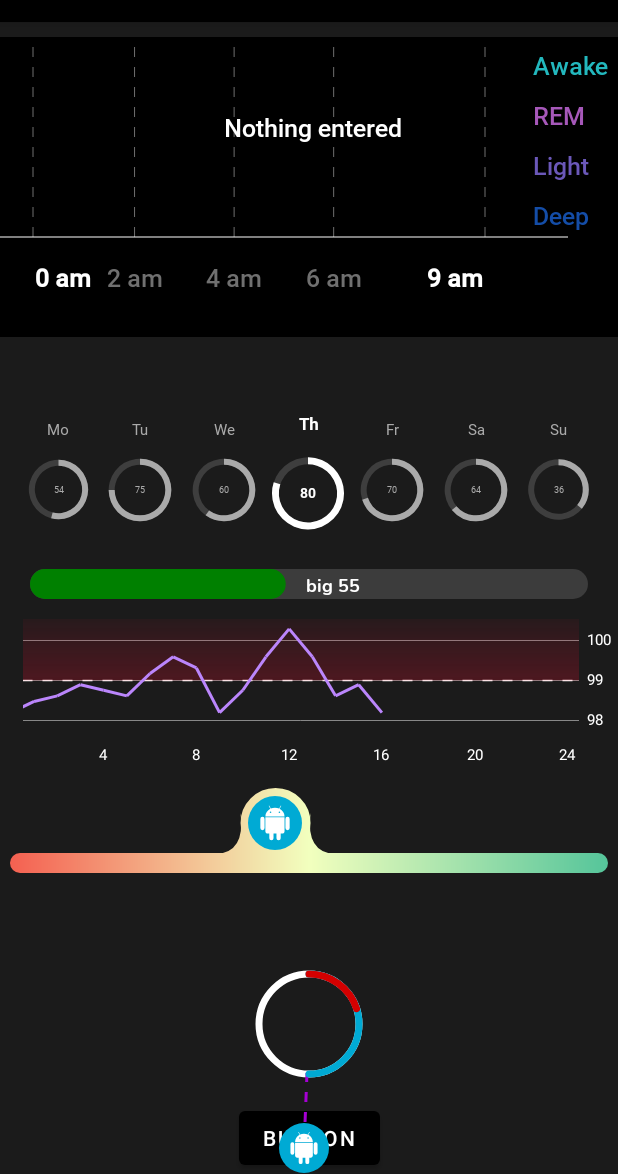
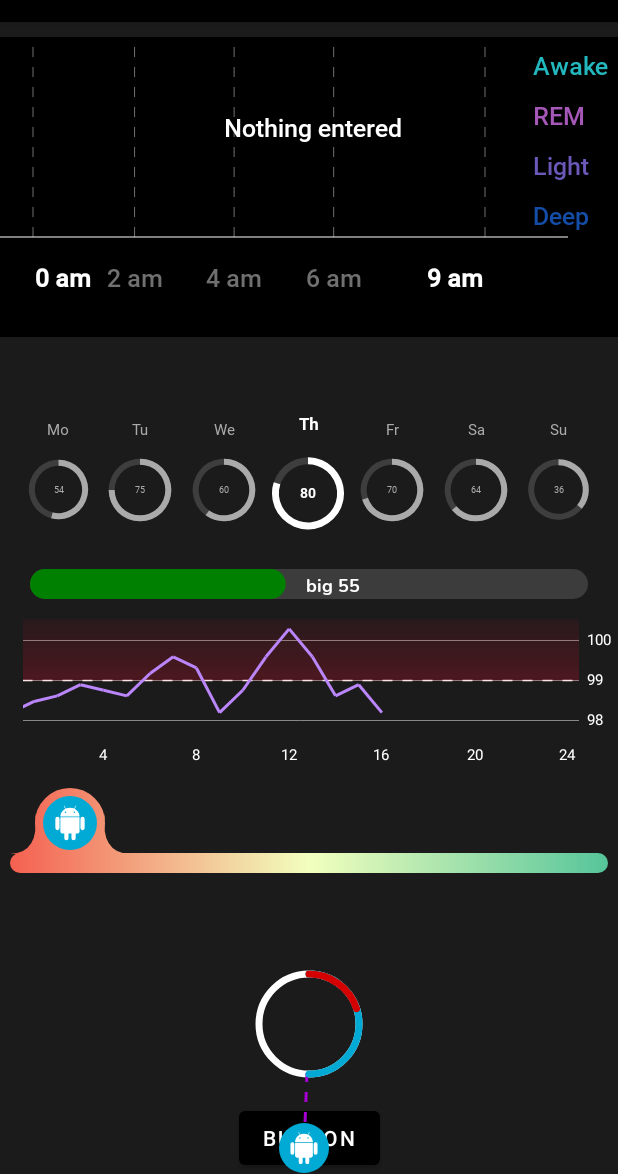
Before and after one commit to Conzumex/muse-android-libraries, an Android app: the screen it shows after launch (MainActivity), on a phone screen of 412 x 824 dp, the part 62-1236 px from its top. Run offline under Robolectric (Android 15) with nearby library versions, the phone set to English and light mode, and no system bars; plain views replace ArcPointer; Roboto replaces fonts that are not available here; 14 statements that could not run were skipped.

Commit message:
added click disabling for circleFlagSeekbar, fixes when set the DropletProgressBar progress setting

```diff
--- a/app/src/main/java/com/conzumex/muselibraries/MainActivity.java
+++ b/app/src/main/java/com/conzumex/muselibraries/MainActivity.java
@@ -132,7 +132,7 @@ public class MainActivity extends AppCompatActivity {
                 Color.parseColor("#F2FFBE"),
                 Color.parseColor("#50C399")
         });
-        dropletSeekBar.setProgress(43);
+        dropletSeekBar.setProgress(0);
 
 //        rbVertical.setProgressTextFormatter(new ProgressTextFormatter() {
 //            @NonNull
--- a/app/src/main/res/layout/activity_main.xml
+++ b/app/src/main/res/layout/activity_main.xml
@@ -88,7 +88,7 @@
         android:elevation="4dp"
         android:padding="64dp"
         android:visibility="visible"
-        app:currentProgress="0"
+        app:currentProgress="70"
         app:gradientColors="@array/gradients"
         app:thumbDrawable="@drawable/ic_circle_seekbar"
         app:layout_constraintEnd_toEndOf="parent"
@@ -107,6 +107,7 @@
         app:csb_max="100"
         app:csb_cap_adjustment="2"
         app:csb_min="10"
+        app:csb_isClickable="false"
         app:csb_progress="50"
         app:csb_progressColor="#00aad4"
         app:csb_dash_line_color="#A600D4"
--- a/circleseekbar/src/main/java/com/conzumex/circleseekbar/CircleSeekBar.java
+++ b/circleseekbar/src/main/java/com/conzumex/circleseekbar/CircleSeekBar.java
@@ -109,7 +109,7 @@ public class CircleSeekBar extends View {
     private double mAngle;
     private double mSecondaryAngle;
     private boolean mIsThumbSelected = false;
-
+    private boolean mIsClickEnabled = true;
     private OnSeekBarChangedListener mOnSeekBarChangeListener;
 
 
@@ -227,6 +227,7 @@ public class CircleSeekBar extends View {
             mTextSize = (int) typedArray.getDimension(R.styleable.CircleSeekBar_csb_textSize, mTextSize);
             textColor = typedArray.getColor(R.styleable.CircleSeekBar_csb_textColor, textColor);
             mIsShowText = typedArray.getBoolean(R.styleable.CircleSeekBar_csb_isShowText, mIsShowText);
+            mIsClickEnabled = typedArray.getBoolean(R.styleable.CircleSeekBar_csb_isClickable, mIsClickEnabled);
 
             mProgressWidth = (int) typedArray.getDimension(R.styleable.CircleSeekBar_csb_progressWidth, mProgressWidth);
             progressColor = typedArray.getColor(R.styleable.CircleSeekBar_csb_progressColor, progressColor);
@@ -399,6 +400,10 @@ public class CircleSeekBar extends View {
 
     @Override
     public boolean onTouchEvent(MotionEvent event) {
+        //to check the click is enabled or not
+        if(!mIsClickEnabled){
+            return false;
+        }
         switch (event.getAction()) {
             case MotionEvent.ACTION_DOWN: {
                 // start moving the thumb (this is the first touch)
--- a/circleseekbar/src/main/java/com/conzumex/circleseekbar/DropletSeekBar.java
+++ b/circleseekbar/src/main/java/com/conzumex/circleseekbar/DropletSeekBar.java
@@ -131,6 +131,7 @@ public class DropletSeekBar extends View {
 
     public void setProgress(int mProgress) {
         this.currentProgress = mProgress;
+        invalidate();
     }
 
     public void setProgressColor(int color){
--- a/circleseekbar/src/main/res/values/attrs.xml
+++ b/circleseekbar/src/main/res/values/attrs.xml
@@ -24,6 +24,7 @@
         <attr name="csb_textColor" format="color"/>
 
         <attr name="csb_isShowText" format="boolean" />
+        <attr name="csb_isClickable" format="boolean" />
 
     </declare-styleable>
 
```
